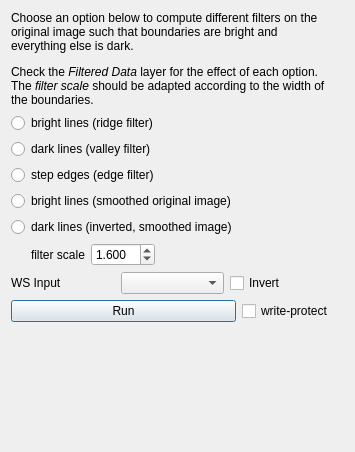
The window that ilastik/workflows/carving/preprocessingDrawer.ui (ilastik/ilastik) describes before a commit, drawn with Qt 5.
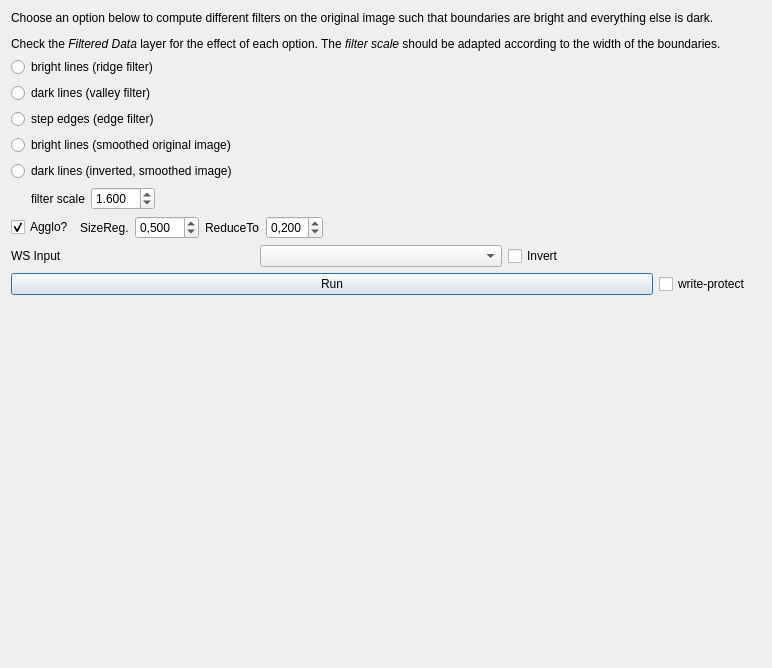
The same window after the commit. Icons and pictures are not drawn.

Commit message: changed gui for carvings preprocessing

Diff of the .ui file:
```diff
--- a/ilastik/workflows/carving/preprocessingDrawer.ui
+++ b/ilastik/workflows/carving/preprocessingDrawer.ui
@@ -6,8 +6,8 @@
    <rect>
     <x>0</x>
     <y>0</y>
-    <width>355</width>
-    <height>452</height>
+    <width>772</width>
+    <height>668</height>
    </rect>
   </property>
   <property name="sizePolicy">
@@ -162,6 +162,82 @@
        </item>
       </layout>
      </item>
+     <item>
+      <layout class="QHBoxLayout" name="horizontalLayout_2">
+       <item>
+        <widget class="QCheckBox" name="doAggloCheckBox">
+         <property name="text">
+          <string>Agglo?</string>
+         </property>
+         <property name="checked">
+          <bool>true</bool>
+         </property>
+        </widget>
+       </item>
+       <item>
+        <widget class="QLabel" name="label_3">
+         <property name="text">
+          <string>SizeReg.</string>
+         </property>
+        </widget>
+       </item>
+       <item>
+        <widget class="QDoubleSpinBox" name="sizeRegularizerSpin">
+         <property name="decimals">
+          <number>3</number>
+         </property>
+         <property name="maximum">
+          <double>50.000000000000000</double>
+         </property>
+         <property name="singleStep">
+          <double>0.050000000000000</double>
+         </property>
+         <property name="value">
+          <double>0.500000000000000</double>
+         </property>
+        </widget>
+       </item>
+       <item>
+        <widget class="QLabel" name="label_4">
+         <property name="text">
+          <string>ReduceTo</string>
+         </property>
+        </widget>
+       </item>
+       <item>
+        <widget class="QDoubleSpinBox" name="reduceToSpin">
+         <property name="decimals">
+          <number>3</number>
+         </property>
+         <property name="minimum">
+          <double>0.000000000000000</double>
+         </property>
+         <property name="maximum">
+          <double>1.000000000000000</double>
+         </property>
+         <property name="singleStep">
+          <double>0.100000000000000</double>
+         </property>
+         <property name="value">
+          <double>0.200000000000000</double>
+         </property>
+        </widget>
+       </item>
+       <item>
+        <spacer name="horizontalSpacer_3">
+         <property name="orientation">
+          <enum>Qt::Horizontal</enum>
+         </property>
+         <property name="sizeHint" stdset="0">
+          <size>
+           <width>40</width>
+           <height>20</height>
+          </size>
+         </property>
+        </spacer>
+       </item>
+      </layout>
+     </item>
      <item>
       <layout class="QHBoxLayout" name="wsInputLayout">
        <item>
```
Left out of the diff: 3 changed lines with no effect on the pictures. The commit also changes 4 other files.
